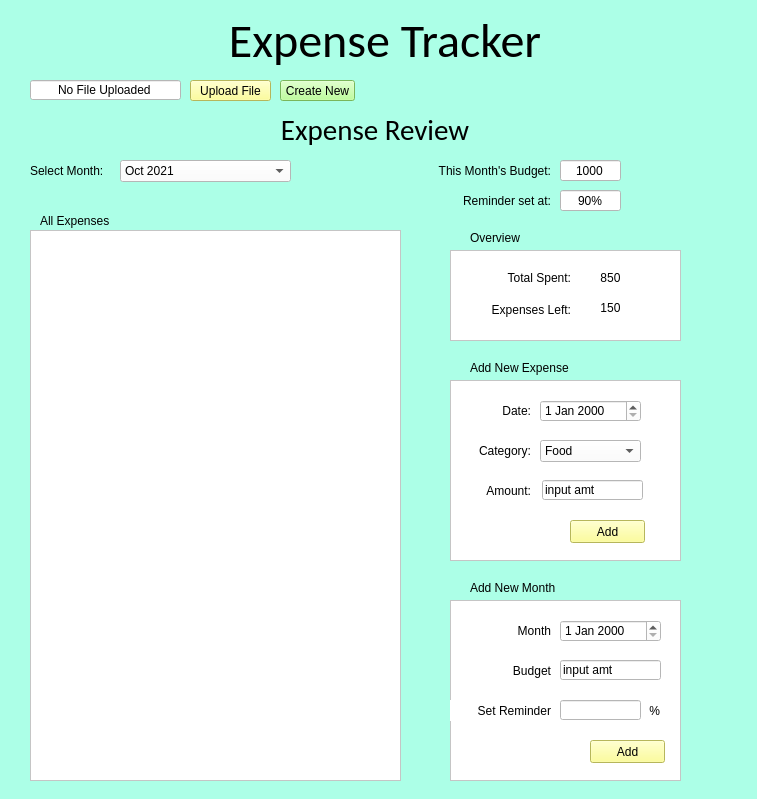
darrylkwok/expense-tracker, file ExpenseTracker.ui: the form before one commit.
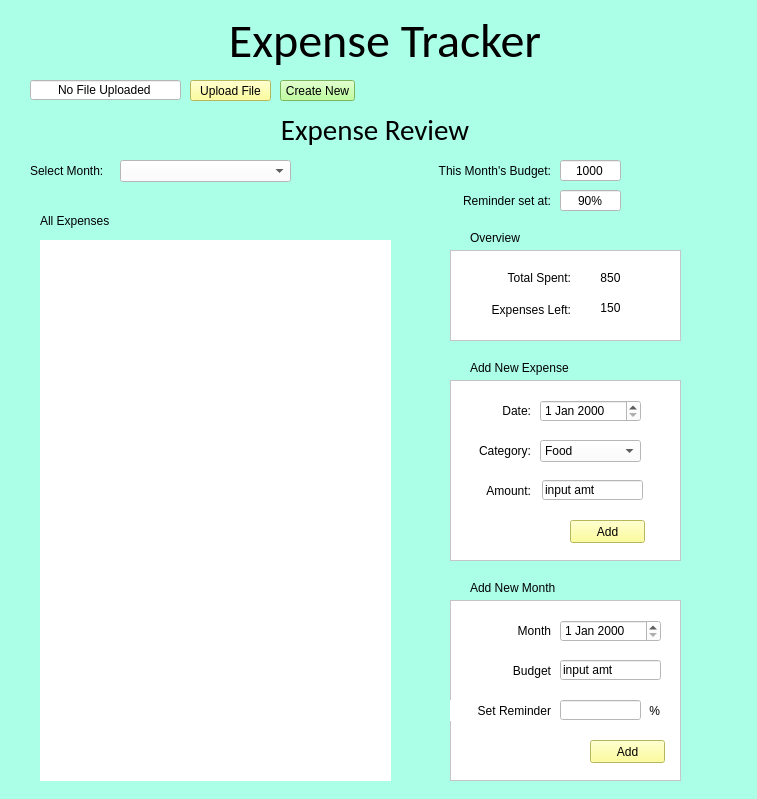
The form after the commit.

Commit message: Display basic expense table

What changed in the file:
```diff
--- a/ExpenseTracker.ui
+++ b/ExpenseTracker.ui
@@ -113,31 +113,6 @@
     <property name="styleSheet">
      <string notr="true">background-color:rgb(255, 255, 255);</string>
     </property>
-    <item>
-     <property name="text">
-      <string>Oct 2021</string>
-     </property>
-    </item>
-    <item>
-     <property name="text">
-      <string>Sep 2021</string>
-     </property>
-    </item>
-    <item>
-     <property name="text">
-      <string>Aug 2021</string>
-     </property>
-    </item>
-    <item>
-     <property name="text">
-      <string>Jul 2021</string>
-     </property>
-    </item>
-    <item>
-     <property name="text">
-      <string>Jun 2021</string>
-     </property>
-    </item>
    </widget>
    <widget class="QLabel" name="selectMonth_label">
     <property name="geometry">
@@ -715,33 +690,6 @@
      <string>Overview</string>
     </property>
    </widget>
-   <widget class="QScrollArea" name="allExpenses_scrollArea">
-    <property name="geometry">
-     <rect>
-      <x>30</x>
-      <y>230</y>
-      <width>371</width>
-      <height>551</height>
-     </rect>
-    </property>
-    <property name="styleSheet">
-     <string notr="true">background-color: rgb(255,255,255);
-border-color: rgb(255, 255, 255);</string>
-    </property>
-    <property name="widgetResizable">
-     <bool>true</bool>
-    </property>
-    <widget class="QWidget" name="scrollAreaWidgetContents">
-     <property name="geometry">
-      <rect>
-       <x>0</x>
-       <y>0</y>
-       <width>369</width>
-       <height>549</height>
-      </rect>
-     </property>
-    </widget>
-   </widget>
    <widget class="QLabel" name="reminderDisplay_label">
     <property name="geometry">
      <rect>
@@ -783,6 +731,46 @@
      <bool>true</bool>
     </property>
    </widget>
+   <widget class="QTableWidget" name="expenseTable">
+    <property name="geometry">
+     <rect>
+      <x>40</x>
+      <y>240</y>
+      <width>351</width>
+      <height>541</height>
+     </rect>
+    </property>
+    <property name="styleSheet">
+     <string notr="true">background-color: rgb(255, 255, 255);</string>
+    </property>
+    <property name="frameShape">
+     <enum>QFrame::NoFrame</enum>
+    </property>
+    <property name="frameShadow">
+     <enum>QFrame::Plain</enum>
+    </property>
+    <property name="lineWidth">
+     <number>0</number>
+    </property>
+    <property name="showGrid">
+     <bool>false</bool>
+    </property>
+    <property name="gridStyle">
+     <enum>Qt::NoPen</enum>
+    </property>
+    <attribute name="horizontalHeaderVisible">
+     <bool>false</bool>
+    </attribute>
+    <attribute name="horizontalHeaderHighlightSections">
+     <bool>false</bool>
+    </attribute>
+    <attribute name="verticalHeaderVisible">
+     <bool>false</bool>
+    </attribute>
+    <attribute name="verticalHeaderHighlightSections">
+     <bool>false</bool>
+    </attribute>
+   </widget>
    <zorder>review_label</zorder>
    <zorder>title_label</zorder>
    <zorder>fileSelected_display</zorder>
```
Left out of the diff: 2 changed lines with no effect on the pictures. The commit also changes 1 other file.
